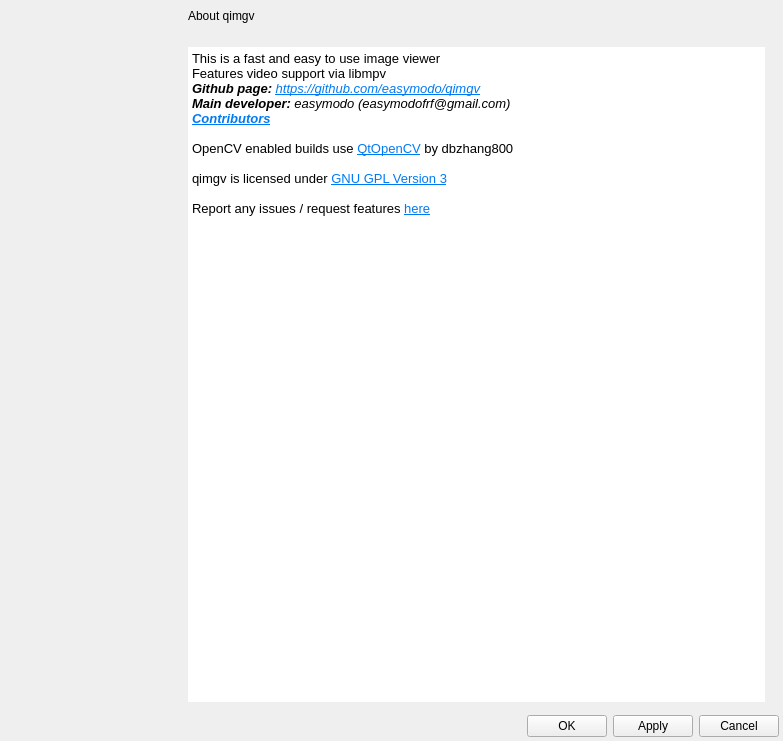
Above: qimgv/gui/dialogs/settingsdialog.ui from Sade686/qimgv-cn before the change. Below: the same form after it.
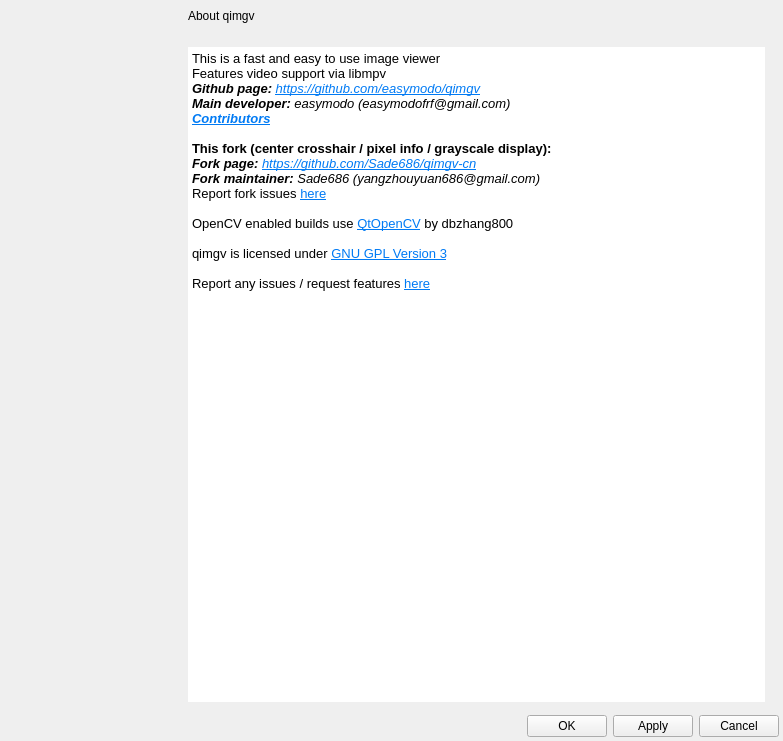
That is the form after the change. The open tabs and pages were chosen to show the change. Custom widgets are drawn as their Qt base class.

Commit message: Add fork page and maintainer contact to About page

```diff
--- a/qimgv/gui/dialogs/settingsdialog.ui
+++ b/qimgv/gui/dialogs/settingsdialog.ui
@@ -4914,6 +4914,11 @@
 &lt;p style=&quot; margin-top:0px; margin-bottom:0px; margin-left:0px; margin-right:0px; -qt-block-indent:0; text-indent:0px;&quot;&gt;&lt;span style=&quot; font-family:'MS Shell Dlg 2'; font-size:10pt; font-weight:600; font-style:italic;&quot;&gt;Github page:&lt;/span&gt;&lt;span style=&quot; font-family:'MS Shell Dlg 2'; font-size:10pt; font-style:italic;&quot;&gt; &lt;/span&gt;&lt;a href=&quot;https://github.com/easymodo/qimgv&quot;&gt;&lt;span style=&quot; font-family:'MS Shell Dlg 2'; font-size:10pt; font-style:italic; text-decoration: underline; color:#007af4;&quot;&gt;https://github.com/easymodo/qimgv&lt;/span&gt;&lt;/a&gt;&lt;/p&gt;
 &lt;p style=&quot; margin-top:0px; margin-bottom:0px; margin-left:0px; margin-right:0px; -qt-block-indent:0; text-indent:0px;&quot;&gt;&lt;span style=&quot; font-family:'MS Shell Dlg 2'; font-size:10pt; font-weight:600; font-style:italic;&quot;&gt;Main developer:&lt;/span&gt;&lt;span style=&quot; font-family:'MS Shell Dlg 2'; font-size:10pt; font-style:italic;&quot;&gt; easymodo (easymodofrf@gmail.com)&lt;/span&gt;&lt;/p&gt;
 &lt;p style=&quot; margin-top:0px; margin-bottom:0px; margin-left:0px; margin-right:0px; -qt-block-indent:0; text-indent:0px;&quot;&gt;&lt;a href=&quot;https://github.com/easymodo/qimgv/graphs/contributors&quot;&gt;&lt;span style=&quot; font-family:'MS Shell Dlg 2'; font-size:10pt; font-weight:600; font-style:italic; text-decoration: underline; color:#007af4;&quot;&gt;Contributors&lt;/span&gt;&lt;/a&gt;&lt;/p&gt;
+&lt;p style=&quot;-qt-paragraph-type:empty; margin-top:0px; margin-bottom:0px; margin-left:0px; margin-right:0px; -qt-block-indent:0; text-indent:0px; font-family:'MS Shell Dlg 2'; font-size:10pt;&quot;&gt;&lt;br /&gt;&lt;/p&gt;
+&lt;p style=&quot; margin-top:0px; margin-bottom:0px; margin-left:0px; margin-right:0px; -qt-block-indent:0; text-indent:0px;&quot;&gt;&lt;span style=&quot; font-family:'MS Shell Dlg 2'; font-size:10pt; font-weight:600;&quot;&gt;This fork (center crosshair / pixel info / grayscale display):&lt;/span&gt;&lt;/p&gt;
+&lt;p style=&quot; margin-top:0px; margin-bottom:0px; margin-left:0px; margin-right:0px; -qt-block-indent:0; text-indent:0px;&quot;&gt;&lt;span style=&quot; font-family:'MS Shell Dlg 2'; font-size:10pt; font-weight:600; font-style:italic;&quot;&gt;Fork page:&lt;/span&gt;&lt;span style=&quot; font-family:'MS Shell Dlg 2'; font-size:10pt; font-style:italic;&quot;&gt; &lt;/span&gt;&lt;a href=&quot;https://github.com/Sade686/qimgv-cn&quot;&gt;&lt;span style=&quot; font-family:'MS Shell Dlg 2'; font-size:10pt; font-style:italic; text-decoration: underline; color:#007af4;&quot;&gt;https://github.com/Sade686/qimgv-cn&lt;/span&gt;&lt;/a&gt;&lt;/p&gt;
+&lt;p style=&quot; margin-top:0px; margin-bottom:0px; margin-left:0px; margin-right:0px; -qt-block-indent:0; text-indent:0px;&quot;&gt;&lt;span style=&quot; font-family:'MS Shell Dlg 2'; font-size:10pt; font-weight:600; font-style:italic;&quot;&gt;Fork maintainer:&lt;/span&gt;&lt;span style=&quot; font-family:'MS Shell Dlg 2'; font-size:10pt; font-style:italic;&quot;&gt; Sade686 (yangzhouyuan686@gmail.com)&lt;/span&gt;&lt;/p&gt;
+&lt;p style=&quot; margin-top:0px; margin-bottom:0px; margin-left:0px; margin-right:0px; -qt-block-indent:0; text-indent:0px;&quot;&gt;&lt;span style=&quot; font-family:'MS Shell Dlg 2'; font-size:10pt;&quot;&gt;Report fork issues &lt;/span&gt;&lt;a href=&quot;https://github.com/Sade686/qimgv-cn/issues&quot;&gt;&lt;span style=&quot; font-family:'MS Shell Dlg 2'; font-size:10pt; text-decoration: underline; color:#007af4;&quot;&gt;here&lt;/span&gt;&lt;/a&gt;&lt;/p&gt;
 &lt;p style=&quot;-qt-paragraph-type:empty; margin-top:0px; margin-bottom:0px; margin-left:0px; margin-right:0px; -qt-block-indent:0; text-indent:0px; font-family:'MS Shell Dlg 2'; font-size:10pt; font-weight:600; font-style:italic; text-decoration: underline; color:#007af4;&quot;&gt;&lt;br /&gt;&lt;/p&gt;
 &lt;p style=&quot; margin-top:0px; margin-bottom:0px; margin-left:0px; margin-right:0px; -qt-block-indent:0; text-indent:0px;&quot;&gt;&lt;span style=&quot; font-family:'MS Shell Dlg 2'; font-size:10pt;&quot;&gt;OpenCV enabled builds use &lt;/span&gt;&lt;a href=&quot;https://github.com/dbzhang800/QtOpenCV&quot;&gt;&lt;span style=&quot; font-family:'Ubuntu'; font-size:10pt; text-decoration: underline; color:#007af4;&quot;&gt;QtOpenCV&lt;/span&gt;&lt;/a&gt;&lt;span style=&quot; font-family:'MS Shell Dlg 2'; font-size:10pt;&quot;&gt; by dbzhang800&lt;/span&gt;&lt;/p&gt;
 &lt;p style=&quot;-qt-paragraph-type:empty; margin-top:0px; margin-bottom:0px; margin-left:0px; margin-right:0px; -qt-block-indent:0; text-indent:0px; font-family:'MS Shell Dlg 2'; font-size:10pt; font-weight:600; font-style:italic; text-decoration: underline; color:#007af4;&quot;&gt;&lt;br /&gt;&lt;/p&gt;
```
